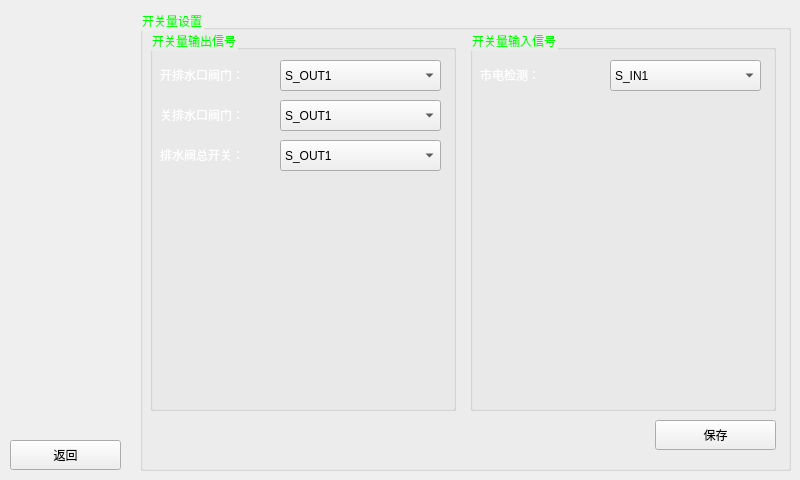
Above: interface/src/ui/frmconfig.ui from msq123sjl/zlkzq before the change. Below: the same form after it.
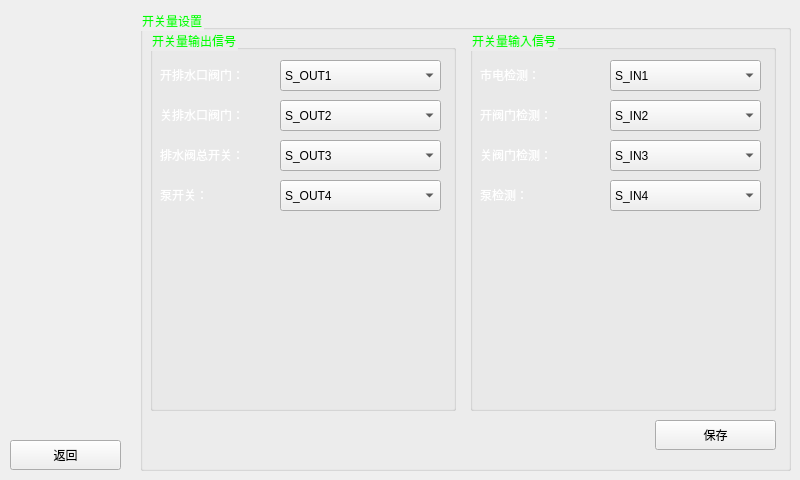
That is the form after the change. Icons and pictures are not drawn. Custom widgets are drawn as their Qt base class.

The edit to the form file:
```diff
--- a/interface/src/ui/frmconfig.ui
+++ b/interface/src/ui/frmconfig.ui
@@ -2540,6 +2540,183 @@
          </property>
         </item>
        </widget>
+       <widget class="QLabel" name="label_75">
+        <property name="geometry">
+         <rect>
+          <x>10</x>
+          <y>70</y>
+          <width>101</width>
+          <height>30</height>
+         </rect>
+        </property>
+        <property name="text">
+         <string>开阀门检测：</string>
+        </property>
+        <property name="buddy">
+         <cstring>comboIn_power</cstring>
+        </property>
+       </widget>
+       <widget class="QComboBox" name="comboIn_drain_open">
+        <property name="geometry">
+         <rect>
+          <x>140</x>
+          <y>70</y>
+          <width>151</width>
+          <height>31</height>
+         </rect>
+        </property>
+        <property name="currentIndex">
+         <number>1</number>
+        </property>
+        <item>
+         <property name="text">
+          <string>S_IN1</string>
+         </property>
+        </item>
+        <item>
+         <property name="text">
+          <string>S_IN2</string>
+         </property>
+        </item>
+        <item>
+         <property name="text">
+          <string>S_IN3</string>
+         </property>
+        </item>
+        <item>
+         <property name="text">
+          <string>S_IN4</string>
+         </property>
+        </item>
+        <item>
+         <property name="text">
+          <string>S_IN5</string>
+         </property>
+        </item>
+        <item>
+         <property name="text">
+          <string>S_IN6</string>
+         </property>
+        </item>
+       </widget>
+       <widget class="QLabel" name="label_76">
+        <property name="geometry">
+         <rect>
+          <x>10</x>
+          <y>110</y>
+          <width>101</width>
+          <height>30</height>
+         </rect>
+        </property>
+        <property name="text">
+         <string>关阀门检测：</string>
+        </property>
+        <property name="buddy">
+         <cstring>comboIn_power</cstring>
+        </property>
+       </widget>
+       <widget class="QComboBox" name="comboIn_drain_close">
+        <property name="geometry">
+         <rect>
+          <x>140</x>
+          <y>110</y>
+          <width>151</width>
+          <height>31</height>
+         </rect>
+        </property>
+        <property name="currentIndex">
+         <number>2</number>
+        </property>
+        <item>
+         <property name="text">
+          <string>S_IN1</string>
+         </property>
+        </item>
+        <item>
+         <property name="text">
+          <string>S_IN2</string>
+         </property>
+        </item>
+        <item>
+         <property name="text">
+          <string>S_IN3</string>
+         </property>
+        </item>
+        <item>
+         <property name="text">
+          <string>S_IN4</string>
+         </property>
+        </item>
+        <item>
+         <property name="text">
+          <string>S_IN5</string>
+         </property>
+        </item>
+        <item>
+         <property name="text">
+          <string>S_IN6</string>
+         </property>
+        </item>
+       </widget>
+       <widget class="QLabel" name="label_77">
+        <property name="geometry">
+         <rect>
+          <x>10</x>
+          <y>150</y>
+          <width>101</width>
+          <height>30</height>
+         </rect>
+        </property>
+        <property name="text">
+         <string>泵检测：</string>
+        </property>
+        <property name="buddy">
+         <cstring>comboIn_power</cstring>
+        </property>
+       </widget>
+       <widget class="QComboBox" name="comboIn_pump">
+        <property name="geometry">
+         <rect>
+          <x>140</x>
+          <y>150</y>
+          <width>151</width>
+          <height>31</height>
+         </rect>
+        </property>
+        <property name="currentIndex">
+         <number>3</number>
+        </property>
+        <item>
+         <property name="text">
+          <string>S_IN1</string>
+         </property>
+        </item>
+        <item>
+         <property name="text">
+          <string>S_IN2</string>
+         </property>
+        </item>
+        <item>
+         <property name="text">
+          <string>S_IN3</string>
+         </property>
+        </item>
+        <item>
+         <property name="text">
+          <string>S_IN4</string>
+         </property>
+        </item>
+        <item>
+         <property name="text">
+          <string>S_IN5</string>
+         </property>
+        </item>
+        <item>
+         <property name="text">
+          <string>S_IN6</string>
+         </property>
+        </item>
+       </widget>
       </widget>
       <widget class="QGroupBox" name="group_out">
        <property name="geometry">
@@ -2641,7 +2818,7 @@
          </rect>
         </property>
         <property name="currentIndex">
-         <number>0</number>
+         <number>1</number>
         </property>
         <item>
          <property name="text">
@@ -2674,7 +2851,7 @@
          </rect>
         </property>
         <property name="currentIndex">
-         <number>0</number>
+         <number>2</number>
         </property>
         <item>
          <property name="text">
@@ -2697,6 +2874,55 @@
          </property>
         </item>
        </widget>
+       <widget class="QComboBox" name="comboOut_pump">
+        <property name="geometry">
+         <rect>
+          <x>130</x>
+          <y>150</y>
+          <width>161</width>
+          <height>31</height>
+         </rect>
+        </property>
+        <property name="currentIndex">
+         <number>3</number>
+        </property>
+        <item>
+         <property name="text">
+          <string>S_OUT1</string>
+         </property>
+        </item>
+        <item>
+         <property name="text">
+          <string>S_OUT2</string>
+         </property>
+        </item>
+        <item>
+         <property name="text">
+          <string>S_OUT3</string>
+         </property>
+        </item>
+        <item>
+         <property name="text">
+          <string>S_OUT4</string>
+         </property>
+        </item>
+       </widget>
+       <widget class="QLabel" name="label_73">
+        <property name="geometry">
+         <rect>
+          <x>10</x>
+          <y>150</y>
+          <width>101</width>
+          <height>30</height>
+         </rect>
+        </property>
+        <property name="text">
+         <string>泵开关：</string>
+        </property>
+        <property name="buddy">
+         <cstring>comboOut_drain_common</cstring>
+        </property>
+       </widget>
       </widget>
      </widget>
     </widget>
```
Left out of the diff: 167 changed lines with no effect on the pictures.
